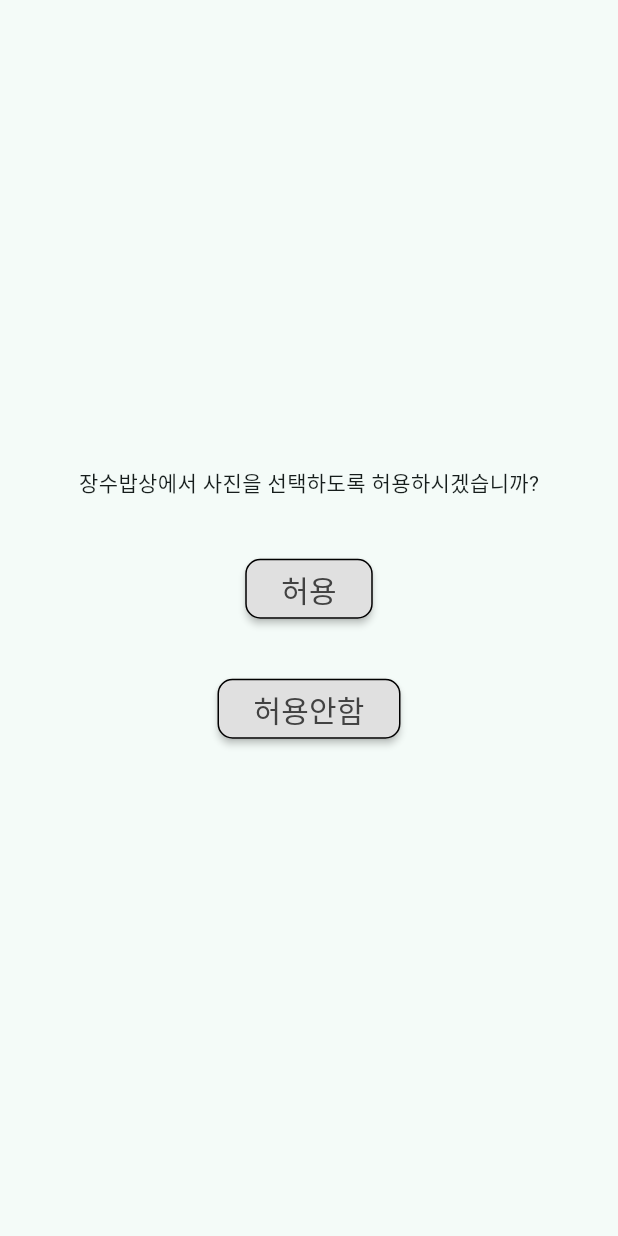
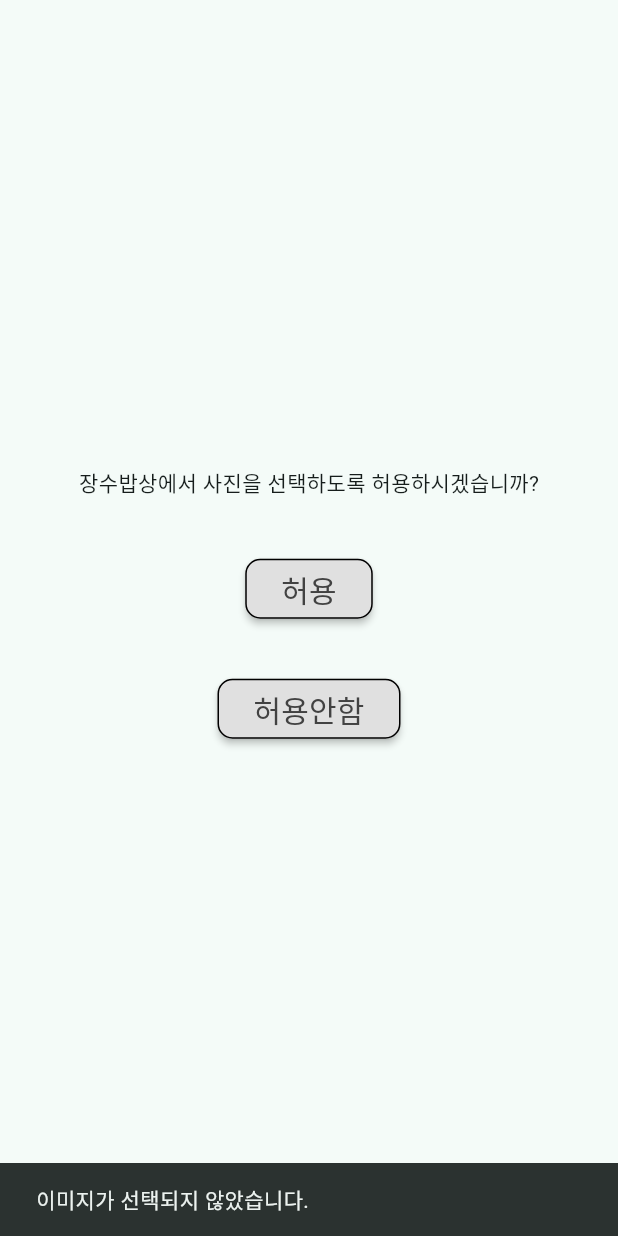
Before and after one commit to BanaMil/Longevity_Meals, a Flutter app: the GalleryPermissionScreen screen opened directly, after a tap on "허용", on a phone screen of 412 x 824 dp. Run offline on Flutter 3.47's test engine with Material 3 defaults, Android fonts, the phone set to English and light mode, and no system bars; our stand-ins replace image_picker, permission_handler, shared_preferences; accounts and stored records are empty.

Commit message:
갤러리 수정

```diff
--- a/frontend/lib/screens/screen_health_info/gallery.dart
+++ b/frontend/lib/screens/screen_health_info/gallery.dart
@@ -1,5 +1,3 @@
-// gallery.dart
-
 import 'dart:io';
 import 'package:flutter/material.dart';
 import 'package:image_picker/image_picker.dart';
@@ -29,7 +27,7 @@
     final prefs = await SharedPreferences.getInstance();
     final storedId = prefs.getString('id');
 
-    if(storedId == null) {
+    if (storedId == null) {
       if (!mounted) return;
       ScaffoldMessenger.of(context).showSnackBar(
         const SnackBar(content: Text("사용자 ID를 찾을 수 없습니다.")),
@@ -52,6 +50,17 @@
       setState(() {
         _selectedImage = File(pickedFile.path);
       });
+    } else {
+      if (!mounted) return;
+      ScaffoldMessenger.of(context).showSnackBar(
+        const SnackBar(content: Text("이미지가 선택되지 않았습니다.")),
+      );
+      Navigator.pop(context);
+    }
+  }
+
+  Future<void> _uploadImage() async {
+    if (_selectedImage == null || _userid == null) return;
 
     try {
       await OcrService.uploadImage(
@@ -66,17 +75,13 @@
 
       Navigator.push(
         context,
-          MaterialPageRoute(builder: (_) => InputDiseasesScreen())
+        MaterialPageRoute(builder: (_) => InputDiseasesScreen()),
       );
     } catch (e) {
       if (!mounted) return;
       ScaffoldMessenger.of(context).showSnackBar(
         SnackBar(content: Text("업로드 실패: $e")),
       );
-      }
-    } else {
-      if (!mounted) return;
-      Navigator.pop(context);
     }
   }
 
@@ -85,9 +90,19 @@
     return Scaffold(
       appBar: AppBar(title: const Text('갤러리에서 선택')),
       body: Center(
-        child: _selectedImage != null
+        child: Column(
+          mainAxisAlignment: MainAxisAlignment.center,
+          children: [
+            _selectedImage != null
                 ? Image.file(_selectedImage!)
                 : const CircularProgressIndicator(),
+            const SizedBox(height: 20),
+            ElevatedButton(
+              onPressed: _uploadImage,
+              child: const Text("업로드 및 다음"),
+            ),
+          ],
+        ),
       ),
     );
   }
--- a/frontend/lib/screens/screen_health_info/gallery_permission.dart
+++ b/frontend/lib/screens/screen_health_info/gallery_permission.dart
@@ -1,5 +1,6 @@
 // gallery_permission.dart
 
+import 'dart:io'; // Platform 구분을 위해 필요
 import 'package:flutter/material.dart';
 import 'package:permission_handler/permission_handler.dart';
 import 'package:frontend/widgets/custom_button.dart';
@@ -14,7 +15,22 @@
 
 class _GalleryPermissionScreen extends State<GalleryPermissionScreen> {
   Future<void> _requestPermission() async {
-    final status = await Permission.photos.request(); // Android 13 이상은 READ_MEDIA_IMAGES 사용
+    PermissionStatus status;
+
+    if(Platform.isAndroid) {
+      // Android 버전에 따라 분기
+      if (await Permission.photos.isGranted) {
+        status = PermissionStatus.granted;
+      } else if (Platform.version.contains('13') || Platform.version.contains('14')) {
+        // Android 13 (API33) +
+        status = await Permission.mediaLibrary.request();
+      } else {
+        // Android 12 이하
+        status = await Permission.storage.request();
+      }
+    } else {
+      status = await Permission.photos.request();
+    }
 
     if (!mounted) return;
 
--- a/frontend/lib/utils/validators.dart
+++ b/frontend/lib/utils/validators.dart
@@ -10,7 +10,7 @@
     return null;
   }
 
-  // 아이디 (id) 유효성 검사: 영문자와 숫자, 4~16자
+  // 아이디 (userid) 유효성 검사: 영문자와 숫자, 4~16자
   static String? validateId(String? value) {
     final regex = RegExp(r'^[a-zA-Z0-9]{4,16}$');
     if (value == null || value.isEmpty) {
```
Also changed, not shown: 1 other file. Lines whose indentation alone changed are shown as unchanged.
